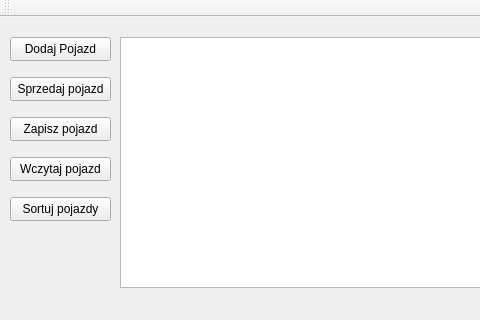
First picture: the form in Komis_motoryzacyjny/Komis_motoryzacyjny.ui, repository patrykprzybycinski/Komis_motoryzacyjny, before the edit; both pictures show x 0 to 480 and y 0 to 320 of the 729 by 413 pixel window.
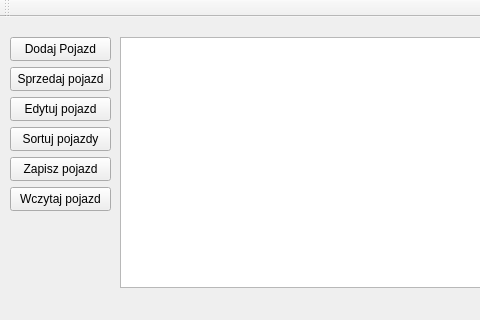
Second picture: the form after the edit.

Patch:
```diff
--- a/Komis_motoryzacyjny/Komis_motoryzacyjny.ui
+++ b/Komis_motoryzacyjny/Komis_motoryzacyjny.ui
@@ -31,7 +31,7 @@
     <property name="geometry">
      <rect>
       <x>10</x>
-      <y>60</y>
+      <y>50</y>
       <width>101</width>
       <height>24</height>
      </rect>
@@ -44,7 +44,7 @@
     <property name="geometry">
      <rect>
       <x>10</x>
-      <y>100</y>
+      <y>140</y>
       <width>101</width>
       <height>24</height>
      </rect>
@@ -57,7 +57,7 @@
     <property name="geometry">
      <rect>
       <x>10</x>
-      <y>140</y>
+      <y>170</y>
       <width>101</width>
       <height>24</height>
      </rect>
@@ -70,7 +70,7 @@
     <property name="geometry">
      <rect>
       <x>10</x>
-      <y>180</y>
+      <y>110</y>
       <width>101</width>
       <height>24</height>
      </rect>
@@ -89,6 +89,19 @@
      </rect>
     </property>
    </widget>
+   <widget class="QPushButton" name="btnEdytuj">
+    <property name="geometry">
+     <rect>
+      <x>10</x>
+      <y>80</y>
+      <width>101</width>
+      <height>24</height>
+     </rect>
+    </property>
+    <property name="text">
+     <string>Edytuj pojazd</string>
+    </property>
+   </widget>
   </widget>
   <widget class="QMenuBar" name="menuBar">
    <property name="geometry">
```
